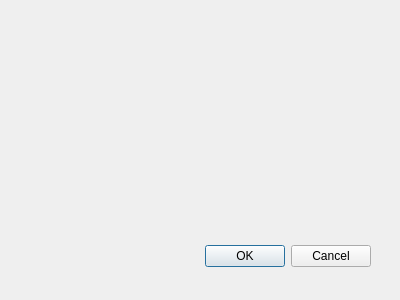
Above: src/client/settingsdialog.ui from dolejska-daniel/league-itemizator-client before the change. Below: the same form after it.
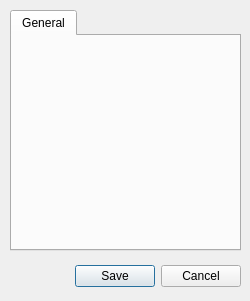
That is the form after the change.

Commit message: Initial settings and about page layout

The edit to the form file:
```diff
--- a/src/client/settingsdialog.ui
+++ b/src/client/settingsdialog.ui
@@ -6,8 +6,8 @@
    <rect>
     <x>0</x>
     <y>0</y>
-    <width>400</width>
-    <height>300</height>
+    <width>250</width>
+    <height>301</height>
    </rect>
   </property>
   <property name="windowTitle">
@@ -16,9 +16,9 @@
   <widget class="QDialogButtonBox" name="buttonBox">
    <property name="geometry">
     <rect>
-     <x>30</x>
-     <y>240</y>
-     <width>341</width>
+     <x>10</x>
+     <y>260</y>
+     <width>231</width>
      <height>32</height>
     </rect>
    </property>
@@ -26,9 +26,27 @@
     <enum>Qt::Horizontal</enum>
    </property>
    <property name="standardButtons">
-    <set>QDialogButtonBox::Cancel|QDialogButtonBox::Ok</set>
+    <set>QDialogButtonBox::Cancel|QDialogButtonBox::Save</set>
    </property>
   </widget>
+  <widget class="QTabWidget" name="tabWidget">
+   <property name="geometry">
+    <rect>
+     <x>10</x>
+     <y>10</y>
+     <width>231</width>
+     <height>241</height>
+    </rect>
+   </property>
+   <property name="currentIndex">
+    <number>0</number>
+   </property>
+   <widget class="QWidget" name="tabGeneral">
+    <attribute name="title">
+     <string>General</string>
+    </attribute>
+   </widget>
+  </widget>
  </widget>
  <resources/>
  <connections>
```
The commit also changes 4 other files.
